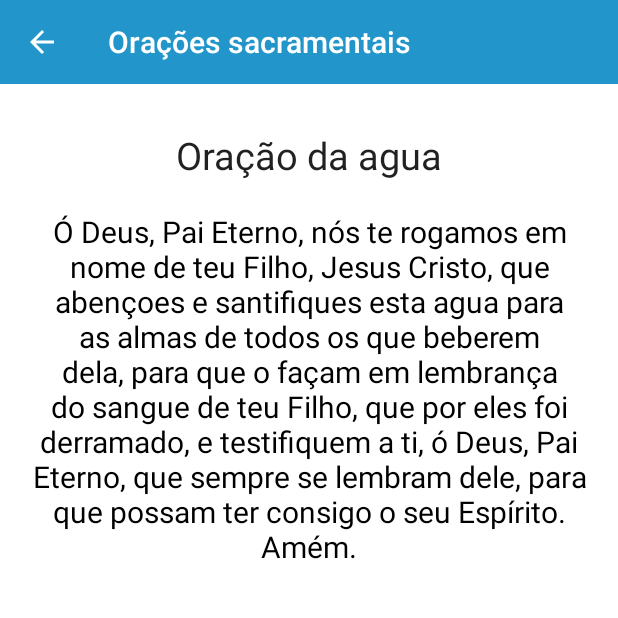
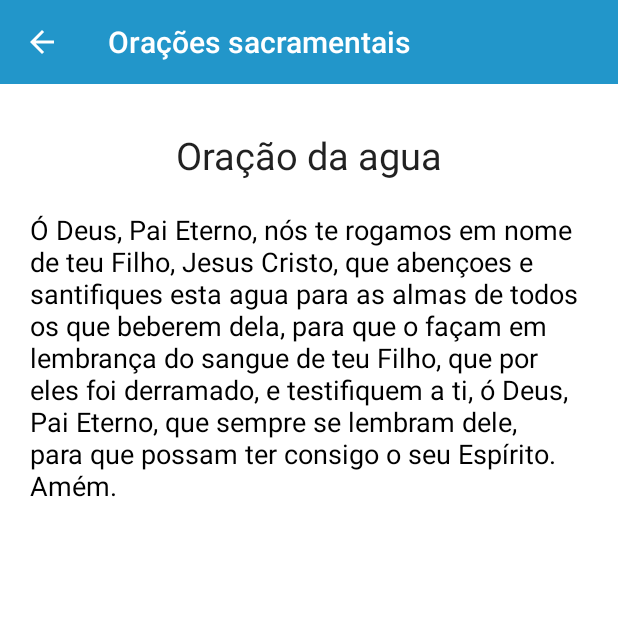
Before and after one commit to KeysiJones/bencaos-ordenancas, an Android app: the OracaoAguaFragment screen opened through its navigation route, on a phone screen of 412 x 824 dp, the top half of it. Run offline under Robolectric (Android 15) with nearby library versions, the phone set to English and light mode, and no system bars.

Commit message:
Adaptação para utilizar viewBinding

```diff
--- a/app/build.gradle
+++ b/app/build.gradle
@@ -6,7 +6,7 @@ plugins {
 android {
 
     buildFeatures {
-        dataBinding true
+        viewBinding true
     }
 
     compileSdkVersion 30
--- a/app/src/main/java/com/kdev/ordenancas/fragments/MenuPrincipalFragment.kt
+++ b/app/src/main/java/com/kdev/ordenancas/fragments/MenuPrincipalFragment.kt
@@ -3,12 +3,10 @@ package com.kdev.ordenancas.fragments
 import android.os.Bundle
 import android.view.*
 import androidx.fragment.app.Fragment
-import android.widget.Button
-import android.widget.Toast
-import android.widget.Toolbar
 import androidx.drawerlayout.widget.DrawerLayout
 import androidx.navigation.fragment.findNavController
 import com.kdev.ordenancas.R
+import com.kdev.ordenancas.databinding.FragmentMenuPrincipalBinding
 
 // TODO: Rename parameter arguments, choose names that match
 // the fragment initialization parameters, e.g. ARG_ITEM_NUMBER
@@ -28,18 +26,18 @@ class MenuPrincipalFragment : Fragment() {
     override fun onCreateView(
         inflater: LayoutInflater, container: ViewGroup?, savedInstanceState: Bundle?): View? {
         // Inflate the layout for this fragment
-        val binding = inflater.inflate(R.layout.fragment_menu_principal, container, false)
-        val toolbar = binding.findViewById<Toolbar>(R.id.menu_principal_toolbar)
+        val binding = FragmentMenuPrincipalBinding.inflate(inflater)
+        val toolbar = binding.menuPrincipalToolbar.appToolbar
 
         activity?.setActionBar(toolbar)
         activity?.actionBar?.setDisplayShowHomeEnabled(true)
-        //setHasOptionsMenu(true)
+        setHasOptionsMenu(true)
 
-        binding.findViewById<Button>(R.id.oracoes_dedicatorias).setOnClickListener {
+        binding.oracoesDedicatorias.setOnClickListener {
             findNavController().navigate(R.id.action_menuPrincipalFragment_to_oracoesDedicatoriasFragment)
         }
 
-        binding.findViewById<Button>(R.id.btnBlessingsMenu).setOnClickListener {
+        binding.btnBlessingsMenu.setOnClickListener {
             findNavController().navigate(R.id.action_menuPrincipalFragment_to_bencaosSacerdocioFragment)
         }
 
@@ -48,7 +46,7 @@ class MenuPrincipalFragment : Fragment() {
             myDrawerMenu?.openDrawer(Gravity.LEFT)
         }
 
-        return binding
+        return binding.root.rootView
     }
 
 //    override fun onCreateOptionsMenu(menu: Menu, inflater: MenuInflater) {
--- a/app/src/main/res/layout/fragment_oracao_agua.xml
+++ b/app/src/main/res/layout/fragment_oracao_agua.xml
@@ -48,9 +48,9 @@
                 android:layout_height="wrap_content"
                 android:fontFamily="sans-serif"
                 android:text="@string/sacrament_water_prayer"
-                android:textAlignment="center"
+                android:textAlignment="viewStart"
                 android:textColor="@color/black"
-                android:textSize="20sp"
+                android:textSize="18sp"
                 app:layout_constraintLeft_toLeftOf="parent"
                 app:layout_constraintRight_toRightOf="parent"
                 app:layout_constraintTop_toBottomOf="@id/water_prayer_title"
--- a/app/src/main/res/layout/fragment_oracao_pao.xml
+++ b/app/src/main/res/layout/fragment_oracao_pao.xml
@@ -48,9 +48,9 @@
                 android:layout_height="wrap_content"
                 android:fontFamily="sans-serif"
                 android:text="@string/sacrament_bread_prayer"
-                android:textAlignment="center"
+                android:textAlignment="textStart"
                 android:textColor="@color/black"
-                android:textSize="20sp"
+                android:textSize="18sp"
                 app:layout_constraintLeft_toLeftOf="parent"
                 app:layout_constraintRight_toRightOf="parent"
                 app:layout_constraintTop_toBottomOf="@id/bread_prayer_title"
```
